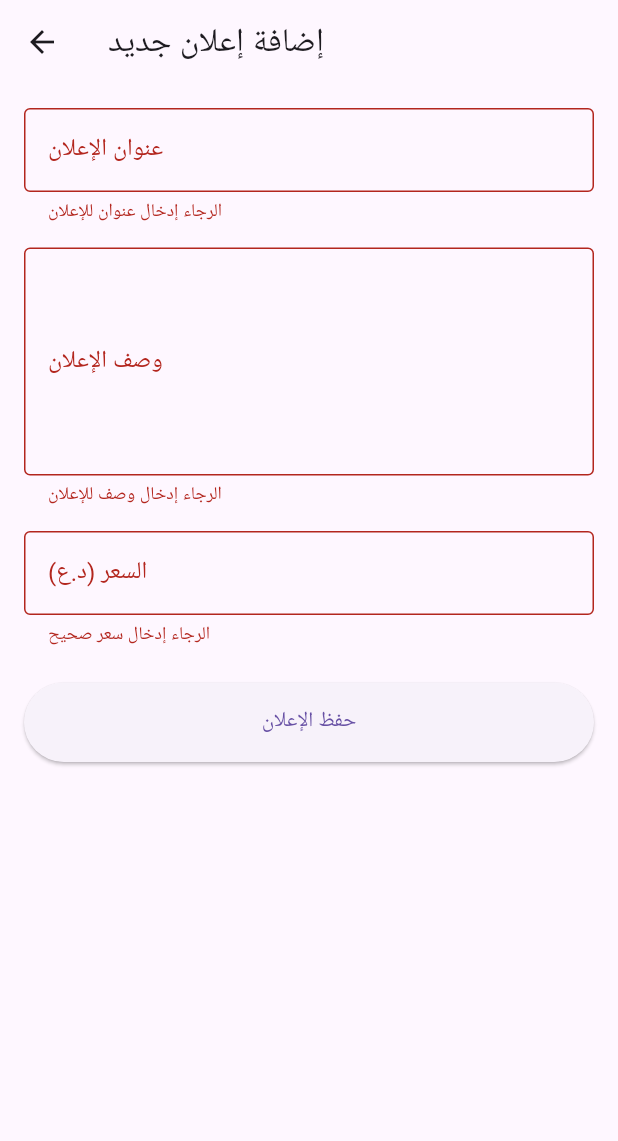
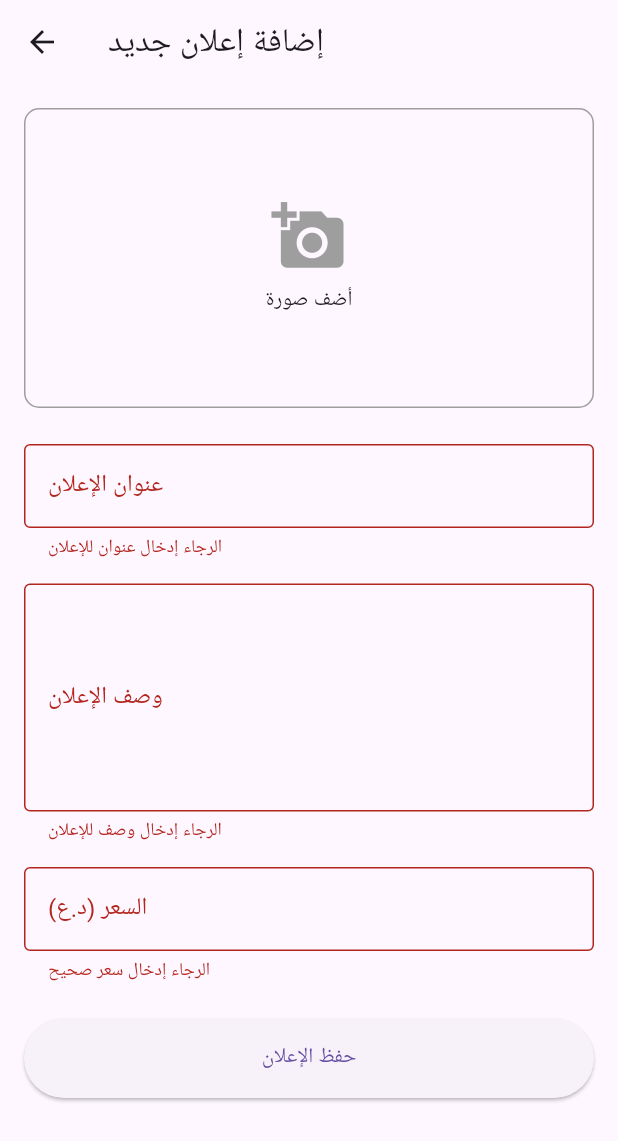
Before and after one commit to Hazemsatr123321/hazemsatr-35, a Flutter app: the AddProductScreen screen opened directly, after a tap on "حفظ الإعلان", on a phone screen of 412 x 824 dp. Shown: the top 1141 px of the screen. Run offline on Flutter 3.47's test engine with Material 3 defaults, Android fonts, the phone set to English and light mode, and no system bars; our stand-ins replace image_picker, supabase_flutter; accounts and stored records are empty.

Commit message:
feat: Implement image upload for products
This commit introduces the ability for users to upload an image when creating a new product ad.

Key changes:
- Added the `image_picker` dependency to the project.
- Updated the `AddProductScreen` UI with an image picker and preview area.
- Implemented the logic to select an image from the device gallery.
- Implemented the logic to upload the selected image to a 'product-images' bucket in Supabase Storage.
- The `_saveProduct` method now uploads the image and saves the returned public URL to the `products` table.
- Fixed a flaky test in `AddProductScreen` by using a more reliable scrolling method.
- All existing and new tests pass.

```diff
--- a/lib/src/ui/screens/add_product_screen.dart
+++ b/lib/src/ui/screens/add_product_screen.dart
@@ -1,4 +1,6 @@
+import 'dart:io';
 import 'package:flutter/material.dart';
+import 'package:image_picker/image_picker.dart';
 import 'package:smart_iraq/main.dart'; // For supabase client
 import 'package:supabase_flutter/supabase_flutter.dart';
 
@@ -15,9 +17,33 @@ class _AddProductScreenState extends State<AddProductScreen> {
   final _descriptionController = TextEditingController();
   final _priceController = TextEditingController();
   bool _isLoading = false;
+  XFile? _selectedImage;
+
+  Future<void> _pickImage() async {
+    final picker = ImagePicker();
+    final imageFile = await picker.pickImage(
+      source: ImageSource.gallery,
+      maxWidth: 600,
+    );
+    if (imageFile == null) {
+      return;
+    }
+    setState(() {
+      _selectedImage = imageFile;
+    });
+  }
 
   Future<void> _saveProduct() async {
     if (!_formKey.currentState!.validate()) {
+      return;
+    }
+    if (_selectedImage == null) {
+      ScaffoldMessenger.of(context).showSnackBar(
+        SnackBar(
+          content: const Text('الرجاء اختيار صورة للإعلان.'),
+          backgroundColor: Theme.of(context).colorScheme.error,
+        ),
+      );
       return;
     }
 
@@ -26,14 +52,28 @@ class _AddProductScreenState extends State<AddProductScreen> {
     });
 
     try {
+      final imageFile = File(_selectedImage!.path);
+      final imageExtension = _selectedImage!.path.split('.').last.toLowerCase();
       final userId = supabase.auth.currentUser!.id;
+      final imagePath = '/$userId/${DateTime.now().toIso8601String()}.$imageExtension';
+
+      // Upload image to Supabase Storage
+      await supabase.storage.from('product-images').upload(
+            imagePath,
+            imageFile,
+            fileOptions: FileOptions(contentType: 'image/$imageExtension'),
+          );
+
+      // Get public URL
+      final imageUrl = supabase.storage.from('product-images').getPublicUrl(imagePath);
+
+      // Insert product record into the database
       await supabase.from('products').insert({
         'title': _titleController.text.trim(),
         'description': _descriptionController.text.trim(),
         'price': double.parse(_priceController.text.trim()),
         'user_id': userId,
-        // Using a placeholder image as discussed.
-        'image_url': 'https://via.placeholder.com/150/0000FF/808080?Text=Smart+Iraq',
+        'image_url': imageUrl,
       });
 
       if (mounted) {
@@ -44,6 +84,15 @@ class _AddProductScreenState extends State<AddProductScreen> {
           ),
         );
         Navigator.of(context).pop();
+      }
+    } on StorageException catch (error) {
+       if (mounted) {
+        ScaffoldMessenger.of(context).showSnackBar(
+          SnackBar(
+            content: Text('خطأ في رفع الصورة: ${error.message}'),
+            backgroundColor: Theme.of(context).colorScheme.error,
+          ),
+        );
       }
     } on PostgrestException catch (error) {
       if (mounted) {
@@ -94,6 +143,35 @@ class _AddProductScreenState extends State<AddProductScreen> {
             child: Column(
               crossAxisAlignment: CrossAxisAlignment.stretch,
               children: [
+                InkWell(
+                  onTap: _pickImage,
+                  child: Container(
+                    height: 200,
+                    decoration: BoxDecoration(
+                      border: Border.all(color: Colors.grey),
+                      borderRadius: BorderRadius.circular(10),
+                    ),
+                    child: _selectedImage == null
+                        ? const Center(
+                            child: Column(
+                              mainAxisAlignment: MainAxisAlignment.center,
+                              children: [
+                                Icon(Icons.add_a_photo, size: 50, color: Colors.grey),
+                                SizedBox(height: 8),
+                                Text('أضف صورة'),
+                              ],
+                            ),
+                          )
+                        : ClipRRect(
+                            borderRadius: BorderRadius.circular(10),
+                            child: Image.file(
+                              File(_selectedImage!.path),
+                              fit: BoxFit.cover,
+                            ),
+                          ),
+                  ),
+                ),
+                const SizedBox(height: 24.0),
                 TextFormField(
                   controller: _titleController,
                   decoration: const InputDecoration(
@@ -141,6 +219,7 @@ class _AddProductScreenState extends State<AddProductScreen> {
                 _isLoading
                     ? const Center(child: CircularProgressIndicator())
                     : ElevatedButton(
+                        key: const Key('saveProductButton'),
                         onPressed: _saveProduct,
                         style: ElevatedButton.styleFrom(
                           padding: const EdgeInsets.symmetric(vertical: 16.0),
--- a/pubspec.yaml
+++ b/pubspec.yaml
@@ -35,6 +35,7 @@ dependencies:
   # Use with the CupertinoIcons class for iOS style icons.
   cupertino_icons: ^1.0.8
   supabase_flutter: ^2.9.1
+  image_picker: ^1.2.0
 
 dev_dependencies:
   flutter_test:
```
Also changed, not shown: pubspec.lock, 4 other files.
